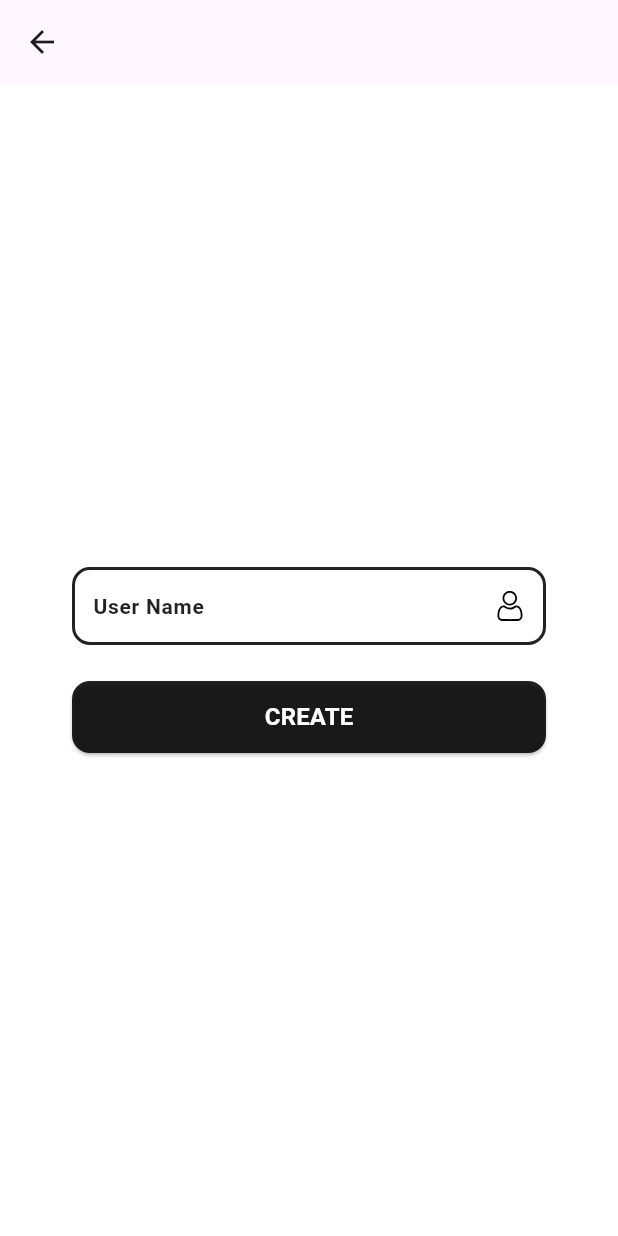
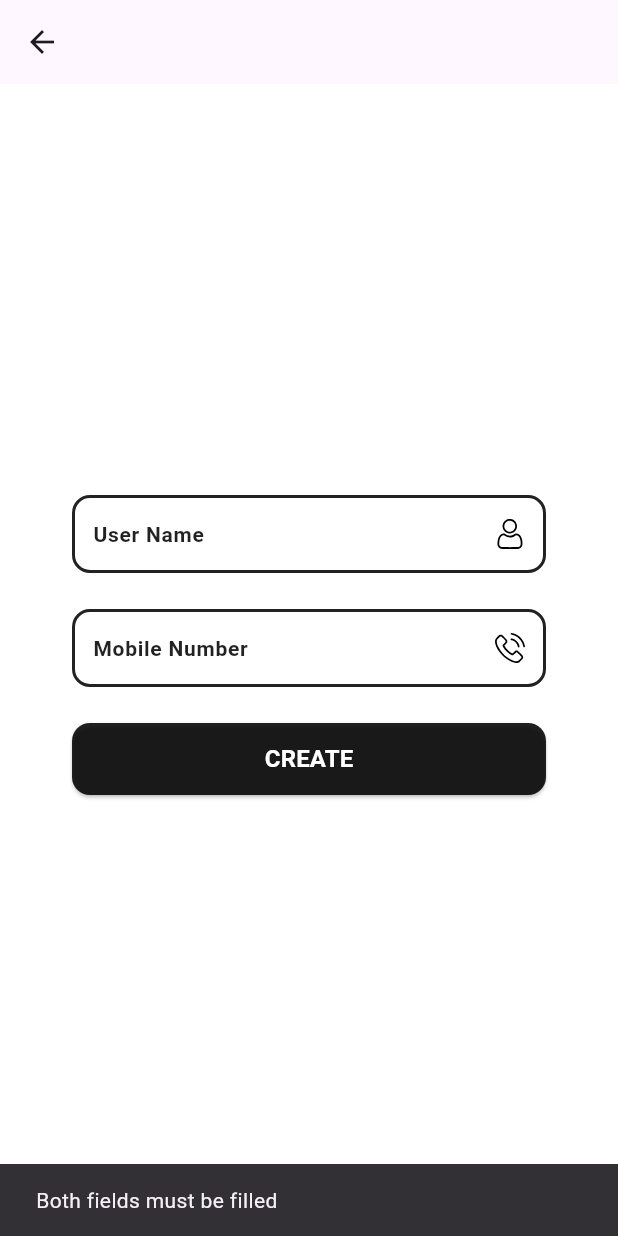
Before and after one commit to LakinduVirajith/QR-Scanner---Flutter, a Flutter app: the CreateQRScreen screen opened directly, after a tap on "CREATE", on a phone screen of 412 x 824 dp. Run offline on Flutter 3.47's test engine with Material 3 defaults, Android fonts, the phone set to English and light mode, and no system bars; our stand-ins replace flutter_svg, qr_flutter; missing offline and left inert: qr_code_scanner.

Commit message:
create QR code feature implemented

```diff
--- a/lib/screen/create-qr.dart
+++ b/lib/screen/create-qr.dart
@@ -1,6 +1,13 @@
+import 'dart:io';
+import 'dart:typed_data';
+import 'dart:ui';
+
 import 'package:flutter/material.dart';
+import 'package:path_provider/path_provider.dart';
 import 'package:qr_scanner/widget/normal_button.dart';
 import 'package:qr_scanner/widget/normal_input.dart';
+import 'package:qr_flutter/qr_flutter.dart';
+import 'package:qr_scanner/widget/number_input.dart';
 
 class CreateQRScreen extends StatefulWidget {
   const CreateQRScreen({super.key});
@@ -11,10 +18,54 @@ class CreateQRScreen extends StatefulWidget {
 
 class _CreateQRScreenState extends State<CreateQRScreen> {
   final TextEditingController _userNameController = TextEditingController();
+  final TextEditingController _mobileNumberController = TextEditingController();
+  // final FirebaseFirestore _firestore = FirebaseFirestore.instance;
+  String? _qrData;
+  String? userName;
+  String? mobileNumber;
 
+  // CREATE QR CODE AND UPLOAD TO THE DB
   Future<void> _create() async {
-    // AFTER SUCCESFULLY CREATED
-    _userNameController.clear();
+    if (_userNameController.text.isNotEmpty &&
+        _mobileNumberController.text.isNotEmpty) {
+      setState(() {
+        _qrData =
+            'Username: ${_userNameController.text}, Mobile: ${_mobileNumberController.text}';
+      });
+
+      // NEED TO BE UPLOAD QR AND ADD USER DETAILS
+      // await _firestore.collection('QRCode').add({'data': _qrData});
+
+      userName = _userNameController.text;
+      mobileNumber = _mobileNumberController.text;
+      _userNameController.clear();
+      _mobileNumberController.clear();
+    } else {
+      ScaffoldMessenger.of(context).showSnackBar(
+        const SnackBar(content: Text('Both fields must be filled')),
+      );
+    }
+  }
+
+  // SAVE QR CODE
+  Future<void> _saveQRCode() async {
+    final image = await QrPainter(
+      data: _qrData!,
+      version: QrVersions.auto,
+      gapless: false,
+    ).toImage(300);
+
+    final byteData = await image.toByteData(format: ImageByteFormat.png);
+    final Uint8List pngBytes = byteData!.buffer.asUint8List();
+
+    final directory = await getDownloadsDirectory();
+    final imagePath = '${directory!.path}/$userName-$mobileNumber';
+    final File imageFile = File(imagePath);
+    await imageFile.writeAsBytes(pngBytes);
+
+    ScaffoldMessenger.of(context).showSnackBar(
+      const SnackBar(content: Text('QR Code saved to gallery')),
+    );
   }
 
   @override
@@ -37,7 +88,31 @@ class _CreateQRScreenState extends State<CreateQRScreen> {
                   normalController: _userNameController,
                 ),
                 const SizedBox(height: 24.0),
-                NormalButton(buttonText: 'CREATE', onPressed: _create)
+                NumberInput(
+                  placeholderText: 'Mobile Number',
+                  iconPath: 'assets/icons/mobile.svg',
+                  numberController: _mobileNumberController,
+                ),
+                const SizedBox(height: 24.0),
+                NormalButton(buttonText: 'CREATE', onPressed: _create),
+                const SizedBox(height: 20),
+                if (_qrData != null)
+                  Row(
+                    children: [
+                      Expanded(
+                        child: QrImageView(
+                          data: _qrData!,
+                          version: QrVersions.auto,
+                          size: 250,
+                          gapless: false,
+                        ),
+                      ),
+                      IconButton(
+                        onPressed: _saveQRCode,
+                        icon: const Icon(Icons.download),
+                      ),
+                    ],
+                  ),
               ],
             ),
           ),
--- /dev/null
+++ b/lib/widget/number_input.dart
@@ -0,0 +1,57 @@
+import 'package:flutter/material.dart';
+import 'package:flutter/services.dart';
+import 'package:flutter_svg/flutter_svg.dart';
+
+class NumberInput extends StatelessWidget {
+  const NumberInput({
+    super.key,
+    required this.placeholderText,
+    required this.iconPath,
+    required this.numberController,
+  });
+
+  final String placeholderText;
+  final String iconPath;
+  final TextEditingController numberController;
+
+  @override
+  Widget build(BuildContext context) {
+    return Container(
+      padding: const EdgeInsets.symmetric(horizontal: 12),
+      decoration: BoxDecoration(
+        border: Border.all(width: 2, color: Colors.black87),
+        borderRadius: const BorderRadius.all(
+          Radius.circular(12),
+        ),
+      ),
+      child: Row(
+        children: [
+          Flexible(
+            child: TextField(
+              controller: numberController,
+              decoration: InputDecoration(
+                border: InputBorder.none,
+                hintText: placeholderText,
+                hintStyle: const TextStyle(
+                  color: Colors.black87,
+                  fontSize: 14,
+                  fontWeight: FontWeight.w700,
+                ),
+              ),
+              keyboardType: TextInputType.phone,
+              inputFormatters: [FilteringTextInputFormatter.digitsOnly],
+            ),
+          ),
+          SizedBox(
+            width: 20,
+            height: 20,
+            child: SvgPicture.asset(
+              iconPath,
+              semanticsLabel: '$placeholderText Icon',
+            ),
+          )
+        ],
+      ),
+    );
+  }
+}
--- a/pubspec.yaml
+++ b/pubspec.yaml
@@ -31,8 +31,11 @@ dependencies:
   flutter:
     sdk: flutter
   flutter_svg: ^2.0.10+1
+  qr_flutter: ^4.1.0
   qr_code_scanner: ^1.0.1
-
+  path_provider: ^2.1.3
+  firebase_core: ^2.31.0
+  cloud_firestore: ^4.17.3
 
   # The following adds the Cupertino Icons font to your application.
   # Use with the CupertinoIcons class for iOS style icons.
@@ -63,6 +66,7 @@ flutter:
   # To add assets to your application, add an assets section, like this:
   assets:
     - assets/icons/user.svg
+    - assets/icons/mobile.svg
 
   # An image asset can refer to one or more resolution-specific "variants", see
   # https://flutter.dev/assets-and-images/#resolution-aware
```
Also changed, not shown: assets/icons/mobile.svg (added), pubspec.lock, 3 other files.
